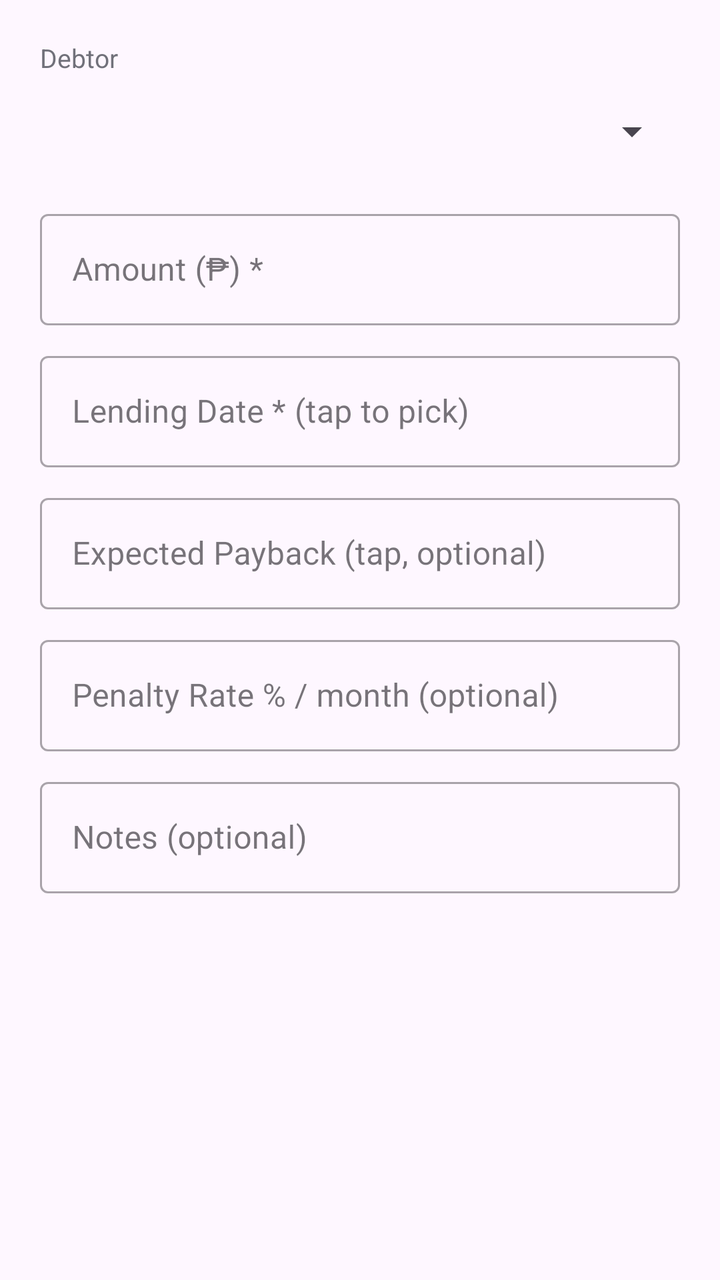
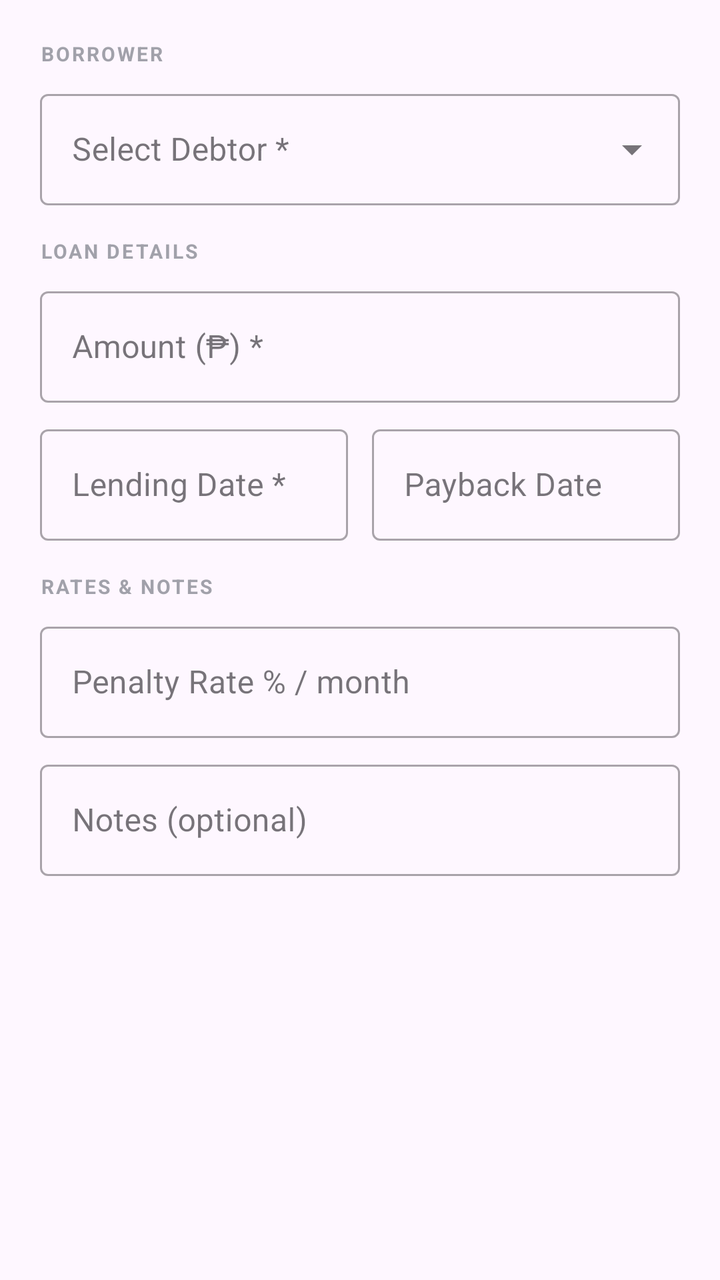

An Android layout rendered at two revisions. The XML below is the earlier revision; the diff shows what the commit changed to produce the second picture.
<!-- AndroidManifest.xml: application theme Theme.LoanBuddy -->
<!-- res/layout/dialog_entry_form.xml -->
<?xml version="1.0" encoding="utf-8"?>
<ScrollView xmlns:android="http://schemas.android.com/apk/res/android"
    xmlns:app="http://schemas.android.com/apk/res-auto"
    android:layout_width="match_parent"
    android:layout_height="wrap_content">

    <LinearLayout
        android:layout_width="match_parent"
        android:layout_height="wrap_content"
        android:orientation="vertical"
        android:padding="20dp">

        <TextView
            android:layout_width="wrap_content"
            android:layout_height="wrap_content"
            android:text="Debtor"
            android:textColor="@color/zinc_500"
            android:textSize="13sp" />

        <Spinner
            android:id="@+id/spinner_debtor"
            android:layout_width="match_parent"
            android:layout_height="48dp"
            android:layout_marginTop="4dp" />

        <com.google.android.material.textfield.TextInputLayout
            android:layout_width="match_parent"
            android:layout_height="wrap_content"
            android:layout_marginTop="12dp"
            android:hint="Amount (₱) *"
            style="@style/Widget.MaterialComponents.TextInputLayout.OutlinedBox">
            <com.google.android.material.textfield.TextInputEditText
                android:id="@+id/input_amount"
                android:layout_width="match_parent"
                android:layout_height="wrap_content"
                android:inputType="numberDecimal" />
        </com.google.android.material.textfield.TextInputLayout>

        <com.google.android.material.textfield.TextInputLayout
            android:layout_width="match_parent"
            android:layout_height="wrap_content"
            android:layout_marginTop="10dp"
            android:hint="Lending Date * (tap to pick)"
            style="@style/Widget.MaterialComponents.TextInputLayout.OutlinedBox">
            <com.google.android.material.textfield.TextInputEditText
                android:id="@+id/input_lending_date"
                android:layout_width="match_parent"
                android:layout_height="wrap_content"
                android:focusable="false"
                android:inputType="none" />
        </com.google.android.material.textfield.TextInputLayout>

        <com.google.android.material.textfield.TextInputLayout
            android:layout_width="match_parent"
            android:layout_height="wrap_content"
            android:layout_marginTop="10dp"
            android:hint="Expected Payback (tap, optional)"
            style="@style/Widget.MaterialComponents.TextInputLayout.OutlinedBox">
            <com.google.android.material.textfield.TextInputEditText
                android:id="@+id/input_payback_date"
                android:layout_width="match_parent"
                android:layout_height="wrap_content"
                android:focusable="false"
                android:inputType="none" />
        </com.google.android.material.textfield.TextInputLayout>

        <com.google.android.material.textfield.TextInputLayout
            android:layout_width="match_parent"
            android:layout_height="wrap_content"
            android:layout_marginTop="10dp"
            android:hint="Penalty Rate % / month (optional)"
            style="@style/Widget.MaterialComponents.TextInputLayout.OutlinedBox">
            <com.google.android.material.textfield.TextInputEditText
                android:id="@+id/input_penalty_rate"
                android:layout_width="match_parent"
                android:layout_height="wrap_content"
                android:inputType="numberDecimal" />
        </com.google.android.material.textfield.TextInputLayout>

        <com.google.android.material.textfield.TextInputLayout
            android:layout_width="match_parent"
            android:layout_height="wrap_content"
            android:layout_marginTop="10dp"
            android:hint="Notes (optional)"
            style="@style/Widget.MaterialComponents.TextInputLayout.OutlinedBox">
            <com.google.android.material.textfield.TextInputEditText
                android:id="@+id/input_notes"
                android:layout_width="match_parent"
                android:layout_height="wrap_content"
                android:inputType="text" />
        </com.google.android.material.textfield.TextInputLayout>

    </LinearLayout>
</ScrollView>
<!-- resources referenced by this layout -->
<resources>
  <color name="zinc_500">#71717A</color>
  <style name="Theme.LoanBuddy" parent="Base.Theme.LoanBuddy" />
  <style name="Base.Theme.LoanBuddy" parent="Theme.Material3.DayNight.NoActionBar" />
</resources>

<!-- the commit's change to res/layout/dialog_entry_form.xml (unified diff, before → after) -->
@@ -1,6 +1,5 @@
 <?xml version="1.0" encoding="utf-8"?>
 <ScrollView xmlns:android="http://schemas.android.com/apk/res/android"
-    xmlns:app="http://schemas.android.com/apk/res-auto"
     android:layout_width="match_parent"
     android:layout_height="wrap_content">
 
@@ -13,20 +12,40 @@
         <TextView
             android:layout_width="wrap_content"
             android:layout_height="wrap_content"
-            android:text="Debtor"
-            android:textColor="@color/zinc_500"
-            android:textSize="13sp" />
-
-        <Spinner
-            android:id="@+id/spinner_debtor"
-            android:layout_width="match_parent"
-            android:layout_height="48dp"
-            android:layout_marginTop="4dp" />
+            android:text="BORROWER"
+            android:textColor="@color/zinc_400"
+            android:textSize="10sp"
+            android:textStyle="bold"
+            android:letterSpacing="0.1" />
 
         <com.google.android.material.textfield.TextInputLayout
             android:layout_width="match_parent"
             android:layout_height="wrap_content"
-            android:layout_marginTop="12dp"
+            android:layout_marginTop="8dp"
+            android:hint="Select Debtor *"
+            style="@style/Widget.MaterialComponents.TextInputLayout.OutlinedBox.ExposedDropdownMenu">
+            <AutoCompleteTextView
+                android:id="@+id/dropdown_debtor"
+                android:layout_width="match_parent"
+                android:layout_height="wrap_content"
+                android:inputType="none"
+                android:focusable="false" />
+        </com.google.android.material.textfield.TextInputLayout>
+
+        <TextView
+            android:layout_width="wrap_content"
+            android:layout_height="wrap_content"
+            android:layout_marginTop="16dp"
+            android:text="LOAN DETAILS"
+            android:textColor="@color/zinc_400"
+            android:textSize="10sp"
+            android:textStyle="bold"
+            android:letterSpacing="0.1" />
+
+        <com.google.android.material.textfield.TextInputLayout
+            android:layout_width="match_parent"
+            android:layout_height="wrap_content"
+            android:layout_marginTop="8dp"
             android:hint="Amount (₱) *"
             style="@style/Widget.MaterialComponents.TextInputLayout.OutlinedBox">
             <com.google.android.material.textfield.TextInputEditText
@@ -36,39 +55,58 @@
                 android:inputType="numberDecimal" />
         </com.google.android.material.textfield.TextInputLayout>
 
-        <com.google.android.material.textfield.TextInputLayout
+        <LinearLayout
             android:layout_width="match_parent"
             android:layout_height="wrap_content"
-            android:layout_marginTop="10dp"
-            android:hint="Lending Date * (tap to pick)"
-            style="@style/Widget.MaterialComponents.TextInputLayout.OutlinedBox">
-            <com.google.android.material.textfield.TextInputEditText
-                android:id="@+id/input_lending_date"
-                android:layout_width="match_parent"
+            android:layout_marginTop="8dp"
+            android:orientation="horizontal">
+
+            <com.google.android.material.textfield.TextInputLayout
+                android:layout_width="0dp"
                 android:layout_height="wrap_content"
-                android:focusable="false"
-                android:inputType="none" />
-        </com.google.android.material.textfield.TextInputLayout>
+                android:layout_weight="1"
+                android:layout_marginEnd="6dp"
+                android:hint="Lending Date *"
+                style="@style/Widget.MaterialComponents.TextInputLayout.OutlinedBox">
+                <com.google.android.material.textfield.TextInputEditText
+                    android:id="@+id/input_lending_date"
+                    android:layout_width="match_parent"
+                    android:layout_height="wrap_content"
+                    android:focusable="false"
+                    android:inputType="none" />
+            </com.google.android.material.textfield.TextInputLayout>
+
+            <com.google.android.material.textfield.TextInputLayout
+                android:layout_width="0dp"
+                android:layout_height="wrap_content"
+                android:layout_weight="1"
+                android:layout_marginStart="6dp"
+                android:hint="Payback Date"
+                style="@style/Widget.MaterialComponents.TextInputLayout.OutlinedBox">
+                <com.google.android.material.textfield.TextInputEditText
+                    android:id="@+id/input_payback_date"
+                    android:layout_width="match_parent"
+                    android:layout_height="wrap_content"
+                    android:focusable="false"
+                    android:inputType="none" />
+            </com.google.android.material.textfield.TextInputLayout>
+        </LinearLayout>
+
+        <TextView
+            android:layout_width="wrap_content"
+            android:layout_height="wrap_content"
+            android:layout_marginTop="16dp"
+            android:text="RATES &amp; NOTES"
+            android:textColor="@color/zinc_400"
+            android:textSize="10sp"
+            android:textStyle="bold"
+            android:letterSpacing="0.1" />
 
         <com.google.android.material.textfield.TextInputLayout
             android:layout_width="match_parent"
             android:layout_height="wrap_content"
-            android:layout_marginTop="10dp"
-            android:hint="Expected Payback (tap, optional)"
-            style="@style/Widget.MaterialComponents.TextInputLayout.OutlinedBox">
-            <com.google.android.material.textfield.TextInputEditText
-                android:id="@+id/input_payback_date"
-                android:layout_width="match_parent"
-                android:layout_height="wrap_content"
-                android:focusable="false"
-                android:inputType="none" />
-        </com.google.android.material.textfield.TextInputLayout>
-
-        <com.google.android.material.textfield.TextInputLayout
-            android:layout_width="match_parent"
-            android:layout_height="wrap_content"
-            android:layout_marginTop="10dp"
-            android:hint="Penalty Rate % / month (optional)"
+            android:layout_marginTop="8dp"
+            android:hint="Penalty Rate % / month"
             style="@style/Widget.MaterialComponents.TextInputLayout.OutlinedBox">
             <com.google.android.material.textfield.TextInputEditText
                 android:id="@+id/input_penalty_rate"
@@ -80,7 +118,7 @@
         <com.google.android.material.textfield.TextInputLayout
             android:layout_width="match_parent"
             android:layout_height="wrap_content"
-            android:layout_marginTop="10dp"
+            android:layout_marginTop="8dp"
             android:hint="Notes (optional)"
             style="@style/Widget.MaterialComponents.TextInputLayout.OutlinedBox">
             <com.google.android.material.textfield.TextInputEditText
<!-- resource entries referenced after the edit -->
@@ -1,6 +1,6 @@
 <!-- resources referenced by this layout -->
 <resources>
-  <color name="zinc_500">#71717A</color>
+  <color name="zinc_400">#A1A1AA</color>
   <style name="Theme.LoanBuddy" parent="Base.Theme.LoanBuddy" />
   <style name="Base.Theme.LoanBuddy" parent="Theme.Material3.DayNight.NoActionBar" />
 </resources>
